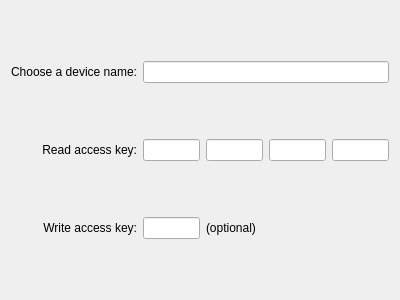
Old version of the form kandas/adddialog.ui in the repository drewbug/kandas.
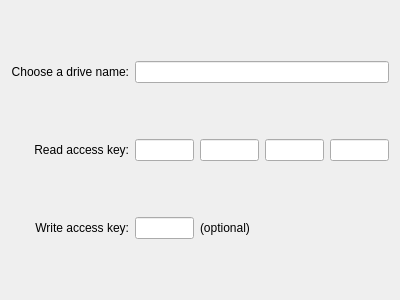
New version of the form.

```diff
--- a/kandas/adddialog.ui
+++ b/kandas/adddialog.ui
@@ -16,7 +16,7 @@
    <item row="0" column="0" >
     <widget class="QLabel" name="nameLabel" >
      <property name="text" >
-      <string>Choose a device name:</string>
+      <string>Choose a drive name:</string>
      </property>
      <property name="alignment" >
       <set>Qt::AlignRight|Qt::AlignTrailing|Qt::AlignVCenter</set>
```
Left out of the diff: 3 changed lines with no effect on the pictures.
